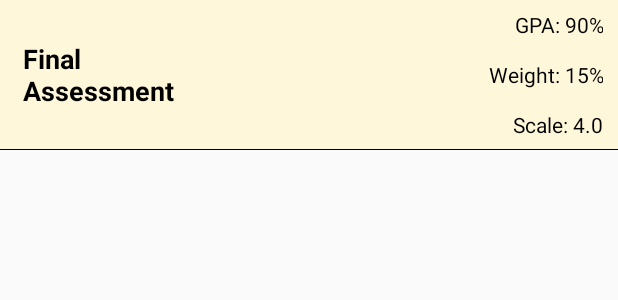
After one commit to quanpham0805/GPACalculator, an Android app: the layout course_detail_item.xml on its own in the app's theme, with its tools: preview values and no code run, on a phone screen of 412 x 824 dp. The commit adds this screen. Shown: the top 300 px of the screen. Run offline under Robolectric (Android 15) with nearby library versions, the phone set to English and light mode, and no system bars.

Commit message:
Design Detail Course

```diff
--- a/app/src/main/java/com/example/gpacalculator/database/CourseDetailEntity.java
+++ b/app/src/main/java/com/example/gpacalculator/database/CourseDetailEntity.java
@@ -17,7 +17,10 @@ public class CourseDetailEntity {
     private int id;
 
     private String courseMarkName;
+
+    // TODO: notes will not be available at the moment, will implement later
     private String courseMarkNotes;
+
     private double courseMark;
     private double courseScale;
     private double courseWeight;
--- a/app/src/main/java/com/example/gpacalculator/ui/grades/GradesCourseDetailFragment.java
+++ b/app/src/main/java/com/example/gpacalculator/ui/grades/GradesCourseDetailFragment.java
@@ -1,4 +1,25 @@
 package com.example.gpacalculator.ui.grades;
 
-public class GradesCourseDetailFragment {
+import android.os.Bundle;
+import android.view.LayoutInflater;
+import android.view.View;
+import android.view.ViewGroup;
+
+import androidx.annotation.NonNull;
+import androidx.annotation.Nullable;
+import androidx.fragment.app.Fragment;
+
+import com.example.gpacalculator.R;
+
+public class GradesCourseDetailFragment extends Fragment {
+
+    @Nullable
+    @Override
+    public View onCreateView(@NonNull LayoutInflater inflater, @Nullable ViewGroup container, @Nullable Bundle savedInstanceState) {
+        final View view = inflater.inflate(R.layout.fragment_grades_course_details, container, false);
+
+
+
+        return view;
+    }
 }
--- /dev/null
+++ b/app/src/main/res/layout/course_detail_item.xml
@@ -0,0 +1,77 @@
+<RelativeLayout xmlns:android="http://schemas.android.com/apk/res/android"
+    xmlns:tools="http://schemas.android.com/tools"
+    android:layout_width="match_parent"
+    android:layout_height="100dp"
+    android:background="@color/tan_background"
+    android:minHeight="100dp">
+
+    <TextView
+        android:id="@+id/tv_title"
+        android:layout_width="150dp"
+        android:layout_height="match_parent"
+        android:layout_gravity="center"
+        android:gravity="center"
+        android:padding="15dp"
+        android:text="Final Assessment"
+        android:textAlignment="textStart"
+        android:textColor="#000000"
+        android:textStyle="bold"
+        android:textSize="18sp"
+        tools:ignore="RtlCompat" />
+
+    <LinearLayout
+        android:layout_width="match_parent"
+        android:layout_height="wrap_content"
+        android:orientation="vertical">
+
+        <RelativeLayout
+            android:layout_width="match_parent"
+            android:layout_height="100dp"
+            android:layout_marginLeft="150dp"
+            android:layout_weight="1"
+            android:orientation="vertical">
+
+            <TextView
+                android:id="@+id/tv_gpa"
+                android:layout_width="match_parent"
+                android:layout_height="33dp"
+                android:gravity="center"
+                android:paddingRight="10dp"
+                android:text="GPA: 90%"
+                android:textAlignment="textEnd"
+                android:textColor="#000000"
+                tools:ignore="RtlCompat" />
+
+            <TextView
+                android:id="@+id/tv_weight"
+                android:layout_width="match_parent"
+                android:layout_height="33dp"
+                android:layout_below="@id/tv_gpa"
+                android:gravity="center"
+                android:paddingRight="10dp"
+                android:text="Weight: 15%"
+                android:textAlignment="textEnd"
+                android:textColor="#000000"
+                tools:ignore="RtlCompat" />
+
+            <TextView
+                android:id="@+id/tv_scale"
+                android:layout_width="match_parent"
+                android:layout_height="33dp"
+                android:layout_below="@id/tv_weight"
+                android:gravity="center"
+                android:paddingRight="10dp"
+                android:text="Scale: 4.0"
+                android:textAlignment="textEnd"
+                android:textColor="#000000"
+                tools:ignore="RtlCompat" />
+        </RelativeLayout>
+
+        <View
+            android:layout_width="match_parent"
+            android:layout_height="1dp"
+            android:layout_weight="1"
+            android:background="@android:color/black" />
+    </LinearLayout>
+
+</RelativeLayout>
--- a/app/src/main/res/layout/fragment_grades_course_details.xml
+++ b/app/src/main/res/layout/fragment_grades_course_details.xml
@@ -1,6 +1,24 @@
 <?xml version="1.0" encoding="utf-8"?>
-<androidx.constraintlayout.widget.ConstraintLayout
-    xmlns:android="http://schemas.android.com/apk/res/android" android:layout_width="match_parent"
-    android:layout_height="match_parent">
+<androidx.constraintlayout.widget.ConstraintLayout xmlns:android="http://schemas.android.com/apk/res/android"
+    xmlns:app="http://schemas.android.com/apk/res-auto"
+    xmlns:tools="http://schemas.android.com/tools"
+    android:layout_width="match_parent"
+    android:layout_height="match_parent"
+    tools:context=".ui.grades.GradesCourseDetailFragment">
+
+    <androidx.recyclerview.widget.RecyclerView
+        android:id="@+id/rv_grades"
+        android:layout_width="match_parent"
+        android:layout_height="match_parent" />
+
+    <com.google.android.material.floatingactionbutton.FloatingActionButton
+        android:id="@+id/fab"
+        android:layout_width="wrap_content"
+        android:layout_height="wrap_content"
+        android:layout_margin="16dp"
+        android:backgroundTint="@color/colorPrimary"
+        android:src="@drawable/ic_add_white"
+        app:layout_constraintBottom_toBottomOf="parent"
+        app:layout_constraintRight_toRightOf="parent" />
 
 </androidx.constraintlayout.widget.ConstraintLayout>
```
